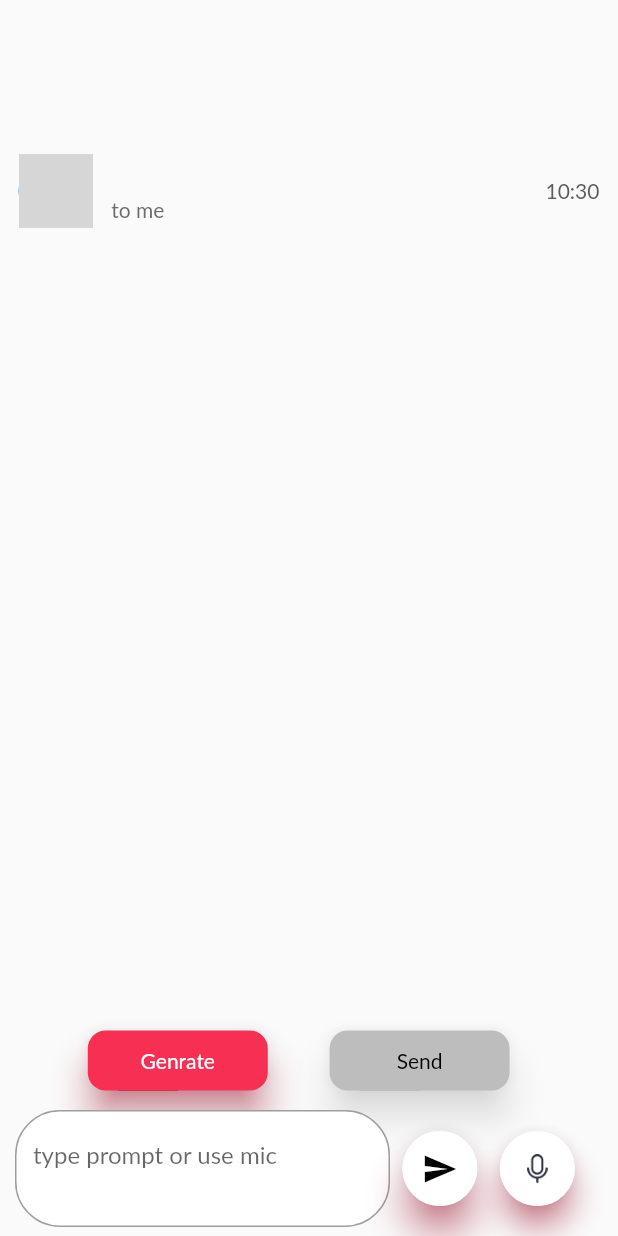
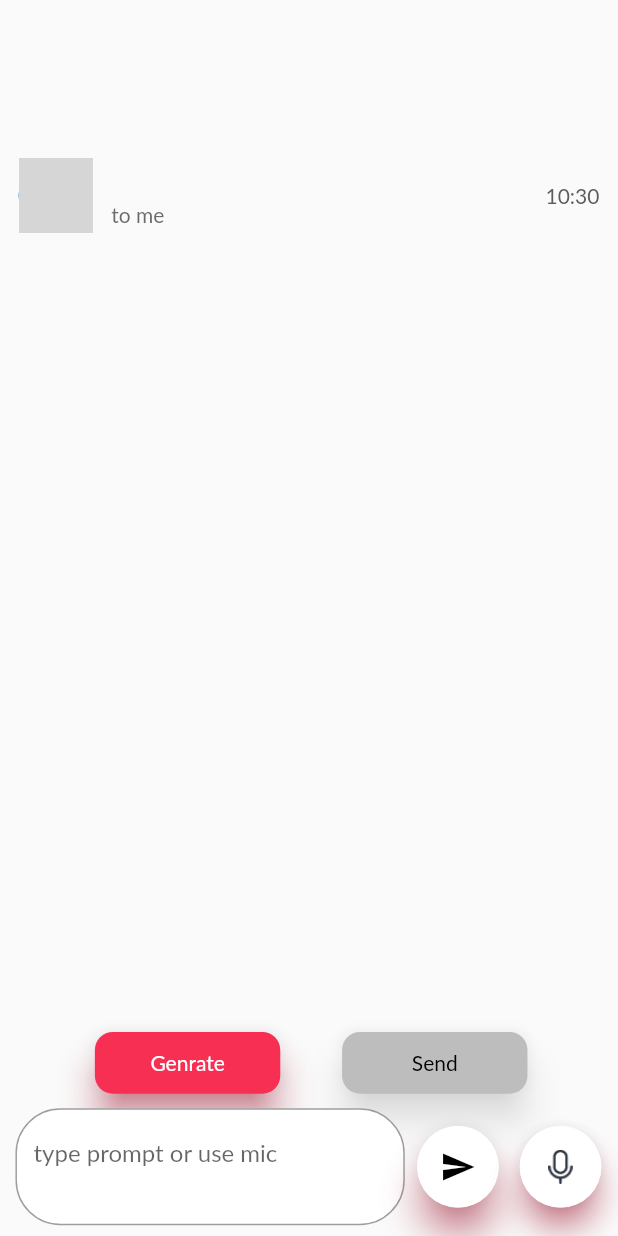
Before and after one commit to mokraneimed/TalkGPT, a Flutter app: the GenPage screen opened directly with empty values, on a phone screen of 412 x 824 dp. Run offline on Flutter 3.47's test engine with Material 2 defaults, Android fonts, the phone set to English and light mode, and no system bars; drawn by our look-alikes of avatar_glow; our stand-ins replace bottom_navy_bar, firebase_auth, firebase_core, flutter_tts, google_sign_in, googleapis_auth and 6 more; missing offline and left inert: admob_flutter, enough_convert, extension_google_sign_in_as_googleapis_auth, googleapis; accounts and stored records are empty; network calls fail; grey boxes are pictures that could not be loaded.

Commit message:
imed/emails_page_responsive

```diff
--- a/lib/screens/mail page/generating_page.dart
+++ b/lib/screens/mail page/generating_page.dart
@@ -75,7 +75,7 @@ class _GenPage extends State<GenPage> {
                     child: ListView(children: [
                       Container(
                         margin: EdgeInsets.symmetric(horizontal: width * 0.03),
-                        height: 200,
+                        height: height * 0.25,
                         child: Column(
                           crossAxisAlignment: CrossAxisAlignment.start,
                           mainAxisAlignment: MainAxisAlignment.center,
@@ -164,9 +164,12 @@ class _GenPage extends State<GenPage> {
                         child: Container(
                           margin: (!EmailGenerator.loading)
                               ? (EmailGenerator.responseController.text.isEmpty)
-                                  ? const EdgeInsets.fromLTRB(14, 0, 17, 200)
-                                  : const EdgeInsets.fromLTRB(14, 0, 17, 40)
-                              : const EdgeInsets.fromLTRB(14, 0, 17, 75),
+                                  ? EdgeInsets.fromLTRB(width * 0.04, 0,
+                                      width * 0.04, height * 0.28)
+                                  : EdgeInsets.fromLTRB(width * 0.04, 0,
+                                      width * 0.04, height * 0.045)
+                              : EdgeInsets.fromLTRB(
+                                  width * 0.04, 0, width * 0.04, height * 0.06),
                           child: Text(
                             GoogleService.removeNewlinesBetweenLength(
                                 message.message!),
@@ -179,9 +182,9 @@ class _GenPage extends State<GenPage> {
                           ? Align(
                               alignment: Alignment.center,
                               child: Container(
-                                margin: EdgeInsets.only(bottom: 165),
-                                height: 40,
-                                width: 40,
+                                margin: EdgeInsets.only(bottom: height * 0.21),
+                                height: height * 0.045,
+                                width: height * 0.045,
                                 child: const LoadingIndicator(
                                   indicatorType: Indicator.circleStrokeSpin,
                                   colors: [Color(0xFFF62F53)],
@@ -258,8 +261,11 @@ class _GenPage extends State<GenPage> {
                                     Align(
                                       alignment: Alignment.centerLeft,
                                       child: Container(
-                                        margin:
-                                            EdgeInsets.fromLTRB(18, 0, 17, 200),
+                                        margin: EdgeInsets.fromLTRB(
+                                            width * 0.04,
+                                            0,
+                                            width * 0.04,
+                                            height * 0.28),
                                         child: TextField(
                                           decoration: const InputDecoration(
                                             border: InputBorder.none,
@@ -299,7 +305,7 @@ class _GenPage extends State<GenPage> {
                           ElevatedButton(
                               style: ElevatedButton.styleFrom(
                                   backgroundColor: Color(0xFFF62F53),
-                                  fixedSize: const Size(120, 40),
+                                  fixedSize: Size(width * 0.3, height * 0.05),
                                   elevation: 10,
                                   shadowColor: Color(0xFFF62F53),
                                   shape: RoundedRectangleBorder(
@@ -329,7 +335,7 @@ class _GenPage extends State<GenPage> {
                                           .responseController.text.isNotEmpty)
                                       ? Colors.white
                                       : Colors.grey[400],
-                                  fixedSize: const Size(120, 40),
+                                  fixedSize: Size(width * 0.3, height * 0.05),
                                   elevation: 10,
                                   shadowColor: Colors.white,
                                   shape: RoundedRectangleBorder(
@@ -358,19 +364,19 @@ class _GenPage extends State<GenPage> {
                         ],
                       ),
                       SizedBox(
-                        height: 8,
+                        height: height * 0.005,
                       ),
                       Container(
-                        margin: EdgeInsets.only(bottom: 5),
+                        margin: EdgeInsets.only(bottom: height * 0.006),
                         child: Row(
                           mainAxisAlignment: MainAxisAlignment.center,
                           children: [
                             Container(
-                                margin: EdgeInsets.only(left: 10),
+                                margin: EdgeInsets.only(left: width * 0.025),
                                 decoration: BoxDecoration(
                                     color: Colors.white,
                                     borderRadius: BorderRadius.circular(30)),
-                                width: 250,
+                                width: width * 0.63,
                                 child: TextField(
                                   cursorColor: Colors.black,
                                   controller: EmailGenerator.promptController,
@@ -399,7 +405,7 @@ class _GenPage extends State<GenPage> {
                                           interstitialAd!.show();
                                         }
                                       },
-                                      child: const Material(
+                                      child: Material(
                                         elevation: 10.0,
                                         shadowColor: Color(0xFFF62F53),
                                         shape: CircleBorder(),
@@ -409,7 +415,7 @@ class _GenPage extends State<GenPage> {
                                             Icons.send,
                                             color: Colors.black,
                                           ),
-                                          radius: 25.0,
+                                          radius: width * 0.066,
                                         ),
                                       )),
                                 ),
@@ -418,11 +424,11 @@ class _GenPage extends State<GenPage> {
                                   child: AvatarGlow(
                                     glowColor: Color(0xFFF62F53),
                                     animate: EmailGenerator.speech.isListening,
-                                    endRadius: 40,
+                                    endRadius: width * 0.1,
                                     child: Material(
                                       elevation: 8.0,
                                       shadowColor: Color(0xFFF62F53),
-                                      shape: CircleBorder(),
+                                      shape: const CircleBorder(),
                                       child: CircleAvatar(
                                         backgroundColor:
                                             (!EmailGenerator.speech.isListening)
@@ -430,10 +436,10 @@ class _GenPage extends State<GenPage> {
                                                 : Color(0xFFF62F53),
                                         child: Image.asset(
                                           "assets/images/mic.png",
-                                          height: 19,
-                                          width: 19,
+                                          height: width * 0.055,
+                                          width: width * 0.055,
                                         ),
-                                        radius: 25.0,
+                                        radius: width * 0.066,
                                       ),
                                     ),
                                   ),
--- a/lib/screens/mail page/mail.dart
+++ b/lib/screens/mail page/mail.dart
@@ -13,8 +13,9 @@ class Mail extends StatelessWidget {
   @override
   Widget build(BuildContext context) {
     final width = MediaQuery.of(context).size.width;
+    final height = MediaQuery.of(context).size.height;
     return Container(
-      margin: EdgeInsets.only(bottom: 10),
+      margin: EdgeInsets.only(bottom: height * 0.011),
       child: (ListTile(
         leading: (email.photoUrl == null)
             ? CircleAvatar(
```
Also changed, not shown: lib/screens/Chat page/chat.dart (+21 -0 lines), lib/screens/mail page/inbox.dart (+9 -7 lines).
